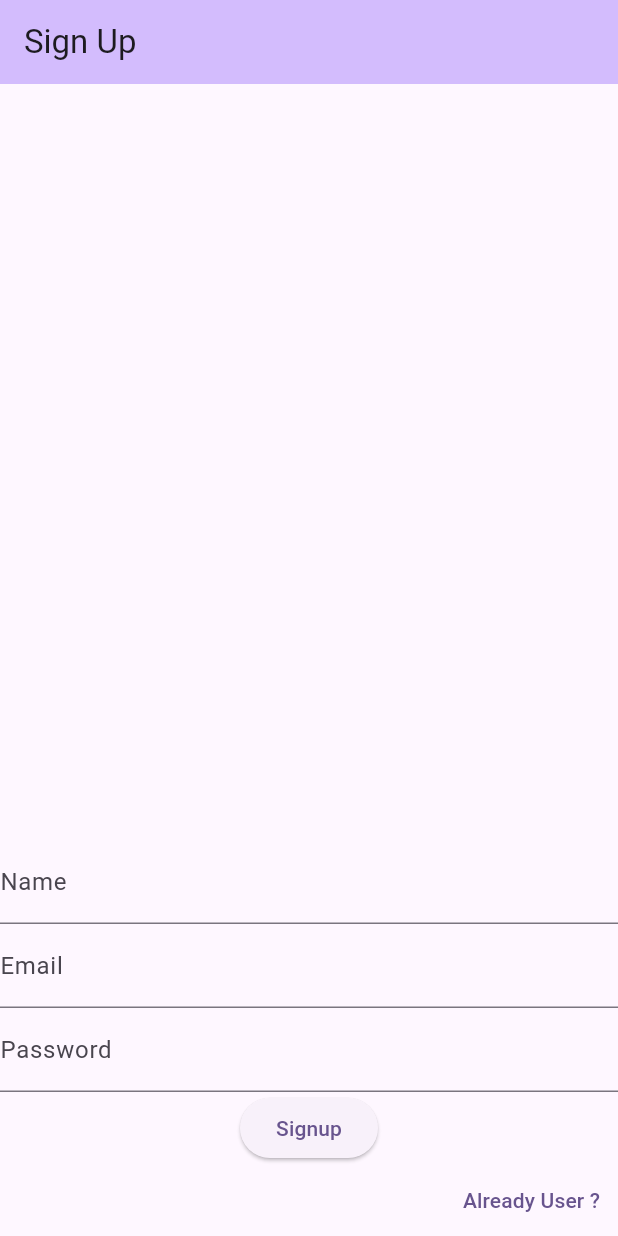
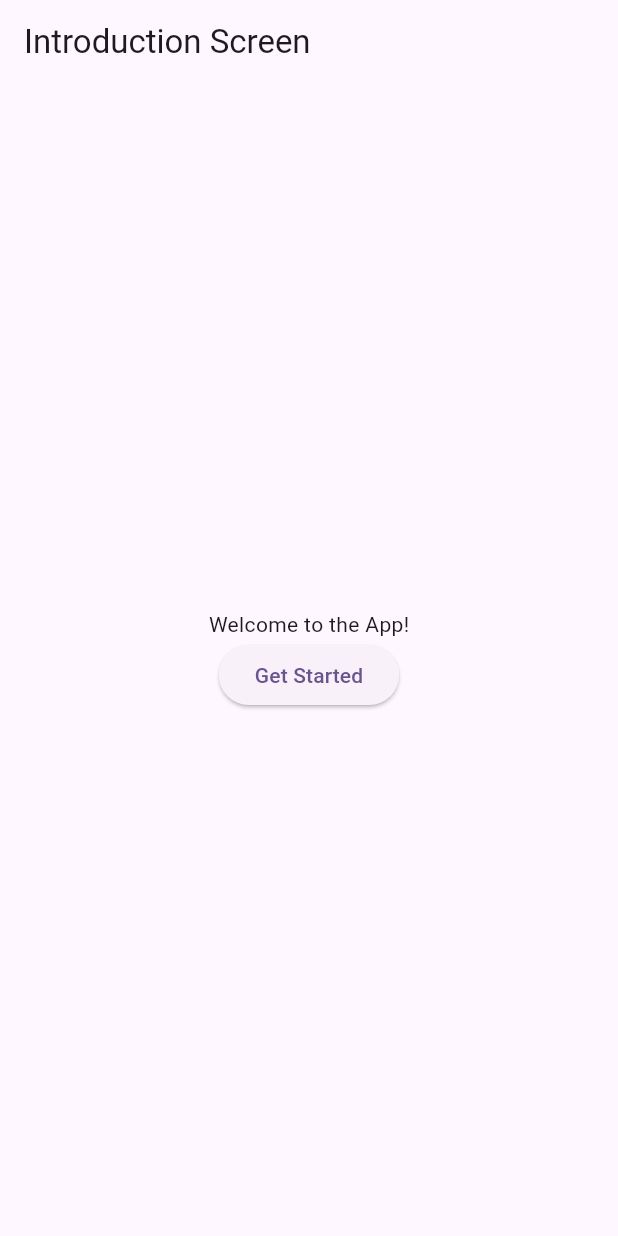
Before and after one commit to Aditya2874/your_wellbeing, a Flutter app: the screen it shows after launch, on a phone screen of 412 x 824 dp. Run offline on Flutter 3.47's test engine with Material 2 defaults, Android fonts, the light colour scheme and no system bars; our stand-ins replace flutter_native_splash, shared_preferences.

Commit message:
Splash Screen Added but has a bug

```diff
--- /dev/null
+++ b/lib/introductionPage.dart
@@ -0,0 +1,74 @@
+import 'package:flutter/material.dart';
+import 'package:shared_preferences/shared_preferences.dart';
+import 'package:your_wellbeing/login.dart';
+import 'package:flutter_native_splash/flutter_native_splash.dart';
+import 'package:your_wellbeing/main.dart';
+
+class IntroductionScreen extends StatefulWidget {
+  @override
+  _IntroductionScreenState createState() => _IntroductionScreenState();
+}
+
+class _IntroductionScreenState extends State<IntroductionScreen> {
+  @override
+  void initState() {
+    WidgetsBinding widgetsBinding = WidgetsFlutterBinding.ensureInitialized();
+    FlutterNativeSplash.preserve(widgetsBinding: widgetsBinding);
+    _checkLoginStatus();
+    super.initState();
+  }
+
+  _navigateToLogin() {
+    Navigator.of(context).pushReplacement(
+      MaterialPageRoute(
+        builder: (context) => login(),
+      ),
+    );
+    FlutterNativeSplash.remove();
+  }
+  _navigateToHome() {
+    Navigator.of(context).pushReplacement(
+      MaterialPageRoute(
+        builder: (context) => MyHomePage(title: "Home Page"),
+      ),
+    );
+    FlutterNativeSplash.remove();
+  }
+  _checkLoginStatus() async {
+    SharedPreferences prefs = await SharedPreferences.getInstance();
+    SharedPreferences prefs2 = await SharedPreferences.getInstance();
+    bool loggedIn = prefs.getBool('loggedIn') ?? false;
+    bool isFirstTime = prefs2.getBool('isFirstTime') ?? true;
+    if (loggedIn) {
+      _navigateToHome();
+    } else if(!isFirstTime){
+      _navigateToLogin();
+    }
+    else{
+      prefs2.setBool('isFirstTime', false);
+      FlutterNativeSplash.remove();
+    }
+  }
+  @override
+  Widget build(BuildContext context) {
+    return Scaffold(
+      appBar: AppBar(
+        title: Text('Introduction Screen'),
+      ),
+      body: Center(
+        child: Column(
+          mainAxisAlignment: MainAxisAlignment.center,
+          children: [
+            Text('Welcome to the App!'),
+            ElevatedButton(
+              onPressed: (){
+                _navigateToLogin();
+              },
+              child: Text('Get Started'),
+            ),
+          ],
+        ),
+      ),
+    );
+  }
+}
--- a/lib/main.dart
+++ b/lib/main.dart
@@ -1,7 +1,7 @@
 import 'package:flutter/material.dart';
 import 'package:your_wellbeing/familyInfo.dart';
 import 'package:your_wellbeing/healthInfo.dart';
-import 'package:your_wellbeing/signUp.dart';
+import 'package:your_wellbeing/introductionPage.dart';
 import 'package:your_wellbeing/userProfile.dart';
 
 void main() {
@@ -20,7 +20,7 @@ class MyApp extends StatelessWidget {
         colorScheme: ColorScheme.fromSeed(seedColor: Colors.deepPurple),
         useMaterial3: true,
       ),
-      home: const signUp(),
+      home: IntroductionScreen(),
     );
   }
 }
--- a/lib/signUp.dart
+++ b/lib/signUp.dart
@@ -37,7 +37,7 @@ class signUp extends StatelessWidget{
             ElevatedButton(
               onPressed: () {
                 // Navigate to the home screen
-                Navigator.push(
+                Navigator.pushReplacement(
                   context,
                   MaterialPageRoute(
                     builder: (context) => MyHomePage(title: "Home Page"),
```
Also changed, not shown: lib/login.dart (+7 -5 lines), pubspec.yaml (+7 -33 lines), assets/Icon.png (added), assets/coding.png (added), pubspec.lock, 11 other files.
